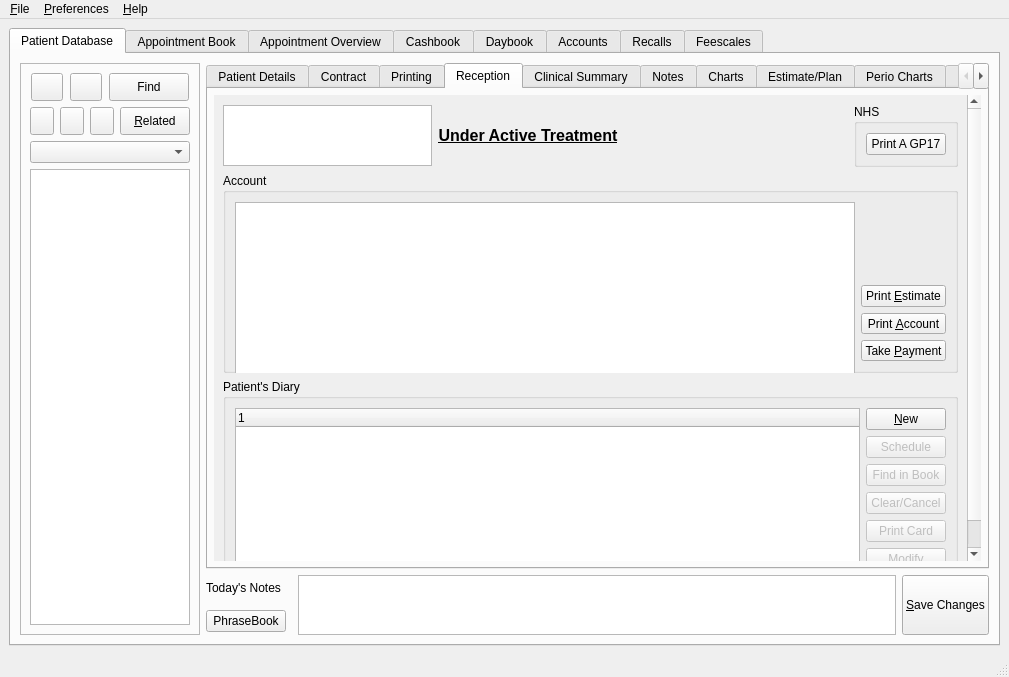
Above: qt-designer/main.ui from rowinggolfer/openmolar1 before the change. Below: the same form after it.
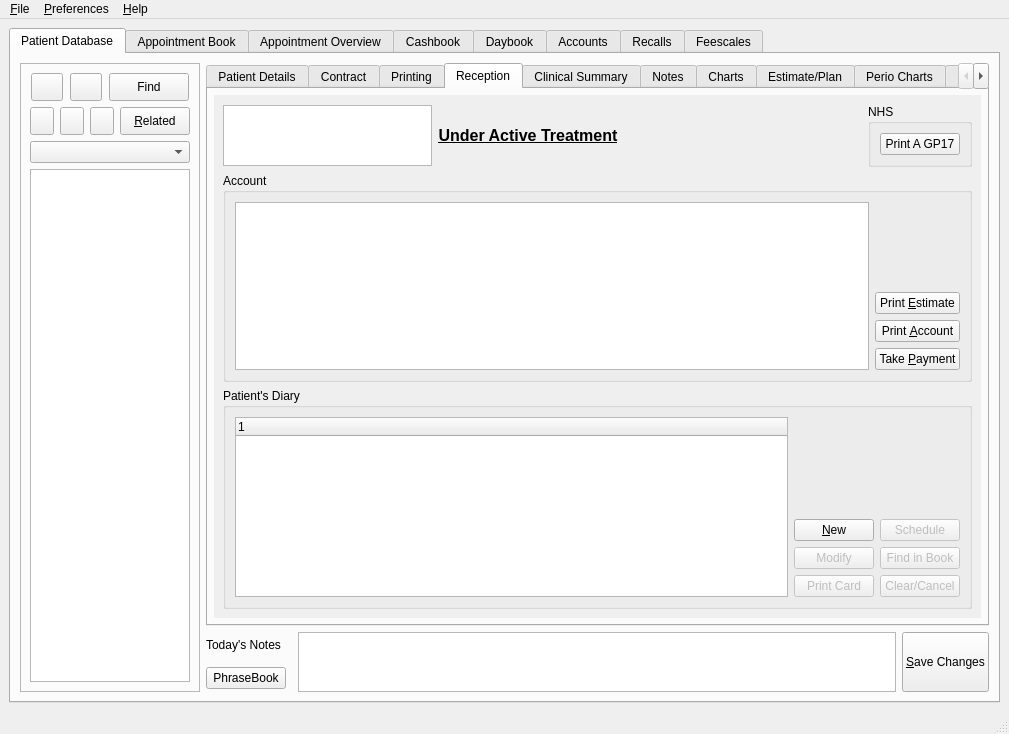
That is the form after the change. Icons and pictures are not drawn.

Commit message: re-jigged layout for reception summary

```diff
--- a/qt-designer/main.ui
+++ b/qt-designer/main.ui
@@ -6,7 +6,7 @@
     <x>0</x>
     <y>0</y>
     <width>1009</width>
-    <height>677</height>
+    <height>734</height>
    </rect>
   </property>
   <property name="sizePolicy" >
@@ -1910,11 +1910,11 @@
                    <rect>
                     <x>0</x>
                     <y>0</y>
-                    <width>751</width>
-                    <height>529</height>
+                    <width>767</width>
+                    <height>522</height>
                    </rect>
                   </property>
-                  <layout class="QGridLayout" name="gridLayout_16" >
+                  <layout class="QGridLayout" name="gridLayout_28" >
                    <item row="0" column="0" >
                     <widget class="QTextEdit" name="adminMemoEdit" >
                      <property name="minimumSize" >
@@ -1984,7 +1984,7 @@
                    <item row="1" column="0" colspan="4" >
                     <widget class="QGroupBox" name="adminAccount_groupBox" >
                      <property name="sizePolicy" >
-                      <sizepolicy vsizetype="Preferred" hsizetype="Expanding" >
+                      <sizepolicy vsizetype="Expanding" hsizetype="Expanding" >
                        <horstretch>0</horstretch>
                        <verstretch>0</verstretch>
                       </sizepolicy>
@@ -1998,19 +1998,25 @@
                      <property name="maximumSize" >
                       <size>
                        <width>16777215</width>
-                       <height>200</height>
+                       <height>16777215</height>
                       </size>
                      </property>
                      <property name="title" >
                       <string>Account</string>
                      </property>
                      <layout class="QGridLayout" name="gridLayout_3" >
-                      <item rowspan="2" row="0" column="0" >
+                      <item rowspan="4" row="0" column="0" >
                        <widget class="QTextBrowser" name="moneytextBrowser" >
+                        <property name="sizePolicy" >
+                         <sizepolicy vsizetype="Expanding" hsizetype="Expanding" >
+                          <horstretch>0</horstretch>
+                          <verstretch>0</verstretch>
+                         </sizepolicy>
+                        </property>
                         <property name="minimumSize" >
                          <size>
-                          <width>300</width>
-                          <height>400</height>
+                          <width>0</width>
+                          <height>0</height>
                          </size>
                         </property>
                         <property name="maximumSize" >
@@ -2035,8 +2041,6 @@
                        </spacer>
                       </item>
                       <item row="1" column="1" >
-                       <layout class="QVBoxLayout" name="verticalLayout_9" >
-                        <item>
                          <widget class="QPushButton" name="printEst_pushButton" >
                           <property name="maximumSize" >
                            <size>
@@ -2053,7 +2057,7 @@
                           </property>
                          </widget>
                         </item>
-                        <item>
+                      <item row="2" column="1" >
                          <widget class="QPushButton" name="printAccount_pushButton" >
                           <property name="maximumSize" >
                            <size>
@@ -2070,7 +2074,7 @@
                           </property>
                          </widget>
                         </item>
-                        <item>
+                      <item row="3" column="1" >
                          <widget class="QPushButton" name="takePayment_pushButton" >
                           <property name="maximumSize" >
                            <size>
@@ -2088,8 +2092,6 @@
                          </widget>
                         </item>
                        </layout>
-                      </item>
-                     </layout>
                     </widget>
                    </item>
                    <item row="2" column="0" colspan="4" >
@@ -2115,9 +2117,27 @@
                      <property name="title" >
                       <string>Patient's Diary</string>
                      </property>
-                     <layout class="QHBoxLayout" name="horizontalLayout_17" >
-                      <item>
+                     <layout class="QGridLayout" name="gridLayout_16" >
+                      <item rowspan="4" row="0" column="0" >
                        <widget class="QTreeWidget" name="ptAppointment_treeWidget" >
+                        <property name="sizePolicy" >
+                         <sizepolicy vsizetype="Expanding" hsizetype="Expanding" >
+                          <horstretch>0</horstretch>
+                          <verstretch>0</verstretch>
+                         </sizepolicy>
+                        </property>
+                        <property name="minimumSize" >
+                         <size>
+                          <width>0</width>
+                          <height>180</height>
+                         </size>
+                        </property>
+                        <property name="maximumSize" >
+                         <size>
+                          <width>16777215</width>
+                          <height>200</height>
+                         </size>
+                        </property>
                         <property name="alternatingRowColors" >
                          <bool>true</bool>
                         </property>
@@ -2131,9 +2151,20 @@
                         </column>
                        </widget>
                       </item>
-                      <item>
-                       <layout class="QVBoxLayout" name="verticalLayout_10" >
-                        <item>
+                      <item row="0" column="1" colspan="2" >
+                       <spacer name="verticalSpacer_8" >
+                        <property name="orientation" >
+                         <enum>Qt::Vertical</enum>
+                        </property>
+                        <property name="sizeHint" stdset="0" >
+                         <size>
+                          <width>20</width>
+                          <height>78</height>
+                         </size>
+                        </property>
+                       </spacer>
+                      </item>
+                      <item row="1" column="1" >
                          <widget class="QPushButton" name="newAppt_pushButton" >
                           <property name="maximumSize" >
                            <size>
@@ -2146,7 +2177,7 @@
                           </property>
                          </widget>
                         </item>
-                        <item>
+                      <item row="1" column="2" >
                          <widget class="QPushButton" name="makeAppt_pushButton" >
                           <property name="enabled" >
                            <bool>false</bool>
@@ -2162,7 +2193,23 @@
                           </property>
                          </widget>
                         </item>
-                        <item>
+                      <item row="2" column="1" >
+                       <widget class="QPushButton" name="modifyAppt_pushButton" >
+                        <property name="enabled" >
+                         <bool>false</bool>
+                        </property>
+                        <property name="maximumSize" >
+                         <size>
+                          <width>16777215</width>
+                          <height>28</height>
+                         </size>
+                        </property>
+                        <property name="text" >
+                         <string>Modify</string>
+                        </property>
+                       </widget>
+                      </item>
+                      <item row="2" column="2" >
                          <widget class="QPushButton" name="findAppt_pushButton" >
                           <property name="enabled" >
                            <bool>false</bool>
@@ -2178,23 +2225,7 @@
                           </property>
                          </widget>
                         </item>
-                        <item>
-                         <widget class="QPushButton" name="clearAppt_pushButton" >
-                          <property name="enabled" >
-                           <bool>false</bool>
-                          </property>
-                          <property name="maximumSize" >
-                           <size>
-                            <width>16777215</width>
-                            <height>28</height>
-                           </size>
-                          </property>
-                          <property name="text" >
-                           <string>Clear/Cancel</string>
-                          </property>
-                         </widget>
-                        </item>
-                        <item>
+                      <item row="3" column="1" >
                          <widget class="QPushButton" name="printAppt_pushButton" >
                           <property name="enabled" >
                            <bool>false</bool>
@@ -2210,8 +2241,8 @@
                           </property>
                          </widget>
                         </item>
-                        <item>
-                         <widget class="QPushButton" name="modifyAppt_pushButton" >
+                      <item row="3" column="2" >
+                       <widget class="QPushButton" name="clearAppt_pushButton" >
                           <property name="enabled" >
                            <bool>false</bool>
                           </property>
@@ -2222,11 +2253,9 @@
                            </size>
                           </property>
                           <property name="text" >
-                           <string>Modify</string>
-                          </property>
-                         </widget>
-                        </item>
-                       </layout>
+                         <string>Clear/Cancel</string>
+                        </property>
+                       </widget>
                       </item>
                      </layout>
                     </widget>
```
Left out of the diff: 48 changed lines with no effect on the pictures. Lines whose indentation alone changed are shown as unchanged. The commit also changes 1 other file.
